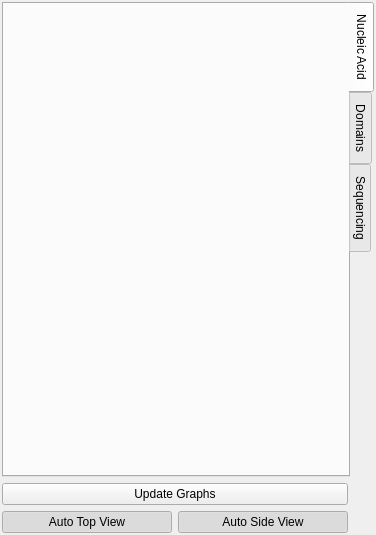
Old version of the form ui/panels/config/panel.ui in the repository NATuG3/NATuG3.
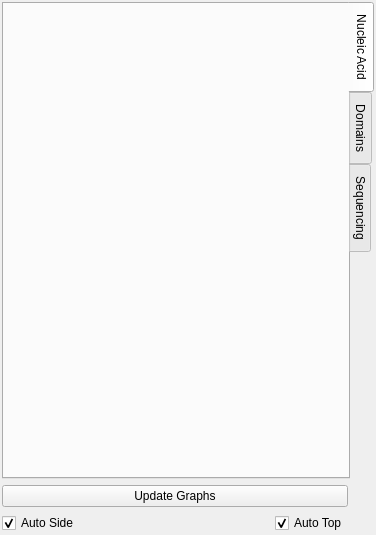
New version of the form.

Commit message: Reverted to non auto reset

```diff
--- a/ui/panels/config/panel.ui
+++ b/ui/panels/config/panel.ui
@@ -74,44 +74,6 @@
    </item>
    <item>
     <layout class="QGridLayout" name="gridLayout">
-     <item row="1" column="0">
-      <widget class="QPushButton" name="auto_update_top_view">
-       <property name="maximumSize">
-        <size>
-         <width>16777215</width>
-         <height>16777215</height>
-        </size>
-       </property>
-       <property name="text">
-        <string>Auto Top View</string>
-       </property>
-       <property name="checkable">
-        <bool>true</bool>
-       </property>
-       <property name="checked">
-        <bool>true</bool>
-       </property>
-      </widget>
-     </item>
-     <item row="1" column="1">
-      <widget class="QPushButton" name="auto_update_side_view">
-       <property name="maximumSize">
-        <size>
-         <width>16777215</width>
-         <height>16777215</height>
-        </size>
-       </property>
-       <property name="text">
-        <string>Auto Side View</string>
-       </property>
-       <property name="checkable">
-        <bool>true</bool>
-       </property>
-       <property name="checked">
-        <bool>true</bool>
-       </property>
-      </widget>
-     </item>
      <item row="0" column="0" colspan="2">
       <widget class="QPushButton" name="update_graphs">
        <property name="minimumSize">
@@ -149,6 +111,61 @@
        </property>
       </widget>
      </item>
+     <item row="1" column="0" colspan="2">
+      <layout class="QHBoxLayout" name="horizontalLayout">
+       <item>
+        <widget class="QCheckBox" name="auto_update_side_view">
+         <property name="maximumSize">
+          <size>
+           <width>16777215</width>
+           <height>16777215</height>
+          </size>
+         </property>
+         <property name="text">
+          <string>Auto Side</string>
+         </property>
+         <property name="checkable">
+          <bool>true</bool>
+         </property>
+         <property name="checked">
+          <bool>true</bool>
+         </property>
+        </widget>
+       </item>
+       <item>
+        <spacer name="horizontalSpacer_2">
+         <property name="orientation">
+          <enum>Qt::Horizontal</enum>
+         </property>
+         <property name="sizeHint" stdset="0">
+          <size>
+           <width>40</width>
+           <height>20</height>
+          </size>
+         </property>
+        </spacer>
+       </item>
+       <item>
+        <widget class="QCheckBox" name="auto_update_top_view">
+         <property name="maximumSize">
+          <size>
+           <width>16777215</width>
+           <height>16777215</height>
+          </size>
+         </property>
+         <property name="text">
+          <string>Auto Top</string>
+         </property>
+         <property name="checkable">
+          <bool>true</bool>
+         </property>
+         <property name="checked">
+          <bool>true</bool>
+         </property>
+        </widget>
+       </item>
+      </layout>
+     </item>
      <item row="0" column="3" rowspan="2">
       <spacer name="horizontalSpacer">
        <property name="orientation">
```
The commit also changes 1 other file.
